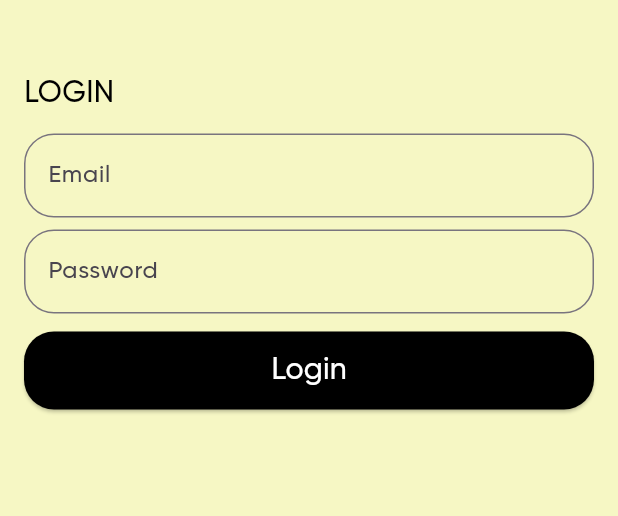
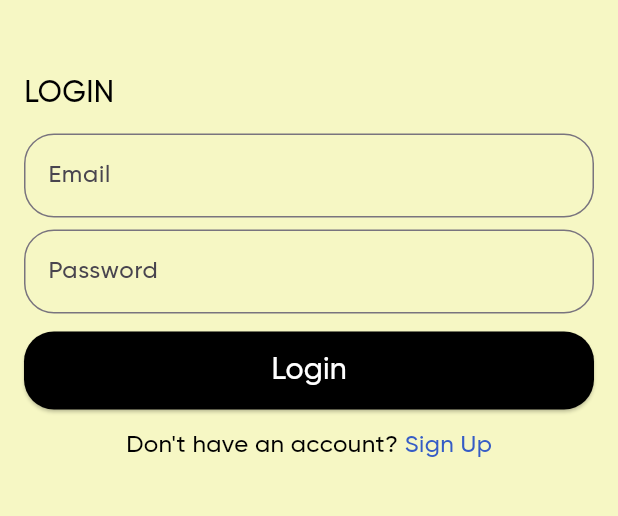
Before and after one commit to amirrrra/Chat-App, a Flutter app: the screen it shows after launch, on a phone screen of 412 x 824 dp, the part 360-876 px from its top. Run offline on Flutter 3.47's test engine with Material 3 defaults, Android fonts, the phone set to English and light mode, and no system bars.

Commit message:
add suggestion text

```diff
--- a/lib/utils/constants.dart
+++ b/lib/utils/constants.dart
@@ -4,3 +4,4 @@ const black = Colors.black;
 const white = Colors.white;
 const babyYellow = Color(0xffF6F7C4);
 const babyPink = Color(0xffF6D6D6);
+const blue = Color(0xff355CC6);
--- a/lib/views/login_view.dart
+++ b/lib/views/login_view.dart
@@ -8,6 +8,7 @@ class LoginView extends StatelessWidget {
 
   @override
   Widget build(BuildContext context) {
+    const sizedBox_12 = SizedBox(height: 12);
     return Scaffold(
       backgroundColor: babyYellow,
       body: ListView(
@@ -43,9 +44,7 @@ class LoginView extends StatelessWidget {
               fontSize: 20,
             ),
           ),
-          const SizedBox(
-            height: 12,
-          ),
+          sizedBox_12,
           const TextFieldWidget(
             hintText: 'Email',
           ),
@@ -55,11 +54,31 @@ class LoginView extends StatelessWidget {
           const TextFieldWidget(
             hintText: 'Password',
           ),
-          const SizedBox(
-            height: 12,
-          ),
+          sizedBox_12,
           const ButtonWidget(
             text: 'Login',
+          ),
+          sizedBox_12,
+           Row(
+            mainAxisAlignment: MainAxisAlignment.center,
+            children: [
+              const Text(
+                "Don't have an account? ",
+                style: TextStyle(
+                  fontSize: 16,
+                ),
+              ),
+              GestureDetector(
+                onTap: (){},
+                child: const Text(
+                  "Sign Up",
+                  style: TextStyle(
+                    color: blue,
+                    fontSize: 16,
+                  ),
+                ),
+              ),
+            ],
           ),
         ],
       ),
```
